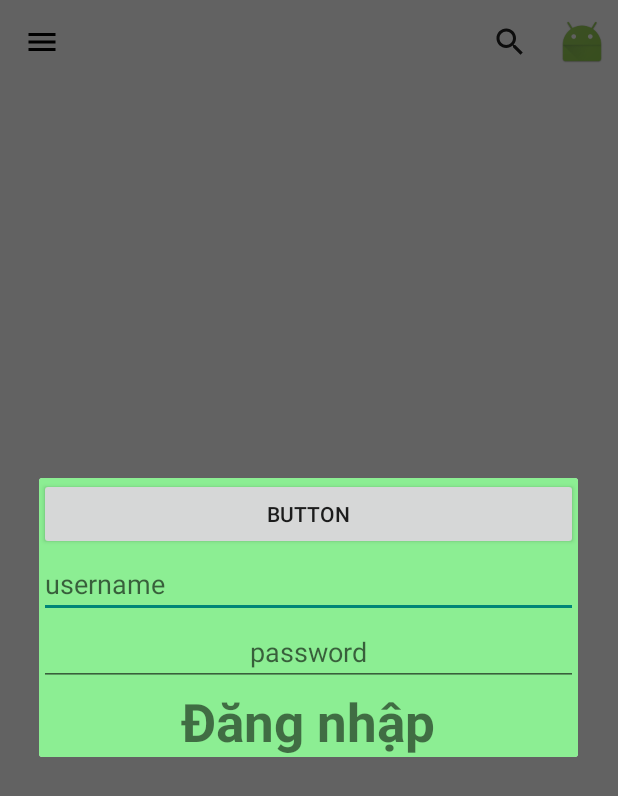
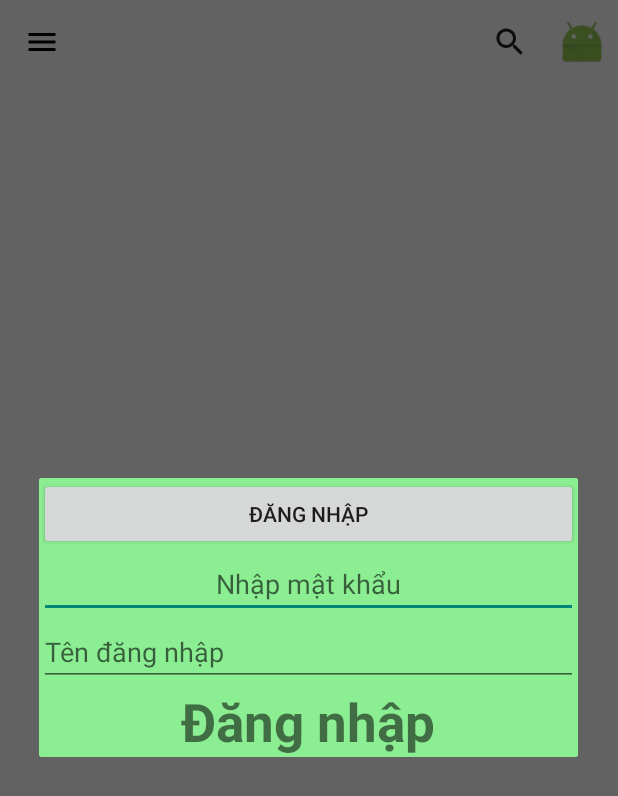
Before and after one commit to DucSine/COTS, an Android app: the screen it shows after launch (MainActivity), after a tap on "avatar", on a phone screen of 412 x 824 dp. Shown: the top 796 px of the screen. Run offline under Robolectric (Android 15) with nearby library versions, the phone set to English and light mode, and no system bars; 2 other taps on this screen came first.

Commit message:
Fix
Signed-off-by: DucSine <duchoangvo97@gmail.com>

```diff
--- a/app/src/main/res/layout/dialog_login.xml
+++ b/app/src/main/res/layout/dialog_login.xml
@@ -9,24 +9,26 @@
         android:id="@+id/btn_dialog_login"
         android:layout_width="match_parent"
         android:layout_height="wrap_content"
-        android:text="Button" />
+        android:text="@string/btn_dialog_login" />
+
+    <EditText
+        android:id="@+id/edt_dialog_password"
+        android:layout_width="match_parent"
+        android:layout_height="wrap_content"
+        android:ems="10"
+        android:autofillHints=""
+        android:inputType="textPassword"
+        android:hint="@string/hint_edt_dialog_password"
+        android:textAlignment="center" />
 
     <EditText
         android:id="@+id/edt_dialog_username"
         android:layout_width="match_parent"
         android:layout_height="wrap_content"
         android:ems="10"
-        android:hint="username"
+        android:autofillHints=""
+        android:hint="@string/hint_edt_dialog_username"
         android:inputType="textPersonName" />
-
-    <EditText
-        android:id="@+id/edt_dialog_password"
-        android:layout_width="match_parent"
-        android:layout_height="wrap_content"
-        android:ems="10"
-        android:hint="password"
-        android:inputType="textPassword"
-        android:textAlignment="center" />
 
     <LinearLayout
         android:layout_width="match_parent"
@@ -37,7 +39,7 @@
             android:id="@+id/txt_dialog_title"
             android:layout_width="match_parent"
             android:layout_height="wrap_content"
-            android:text="Đăng nhập"
+            android:text="@string/txt_dialog_title"
             android:textAlignment="center"
             android:textSize="16pt"
             android:textStyle="bold" />
--- a/app/src/main/res/values/strings.xml
+++ b/app/src/main/res/values/strings.xml
@@ -3,4 +3,8 @@
     <string name="nav_userinfo">Thông tin cá nhân</string>
     <string name="nav_discountcode">Mã giảm giá</string>
     <string name="nav_aboutus">Thông tin phiên bản</string>
+    <string name="btn_dialog_login">Đăng nhập</string>
+    <string name="txt_dialog_title">Đăng nhập</string>
+    <string name="hint_edt_dialog_password">Nhập mật khẩu</string>
+    <string name="hint_edt_dialog_username">Tên đăng nhập</string>
 </resources>
```
